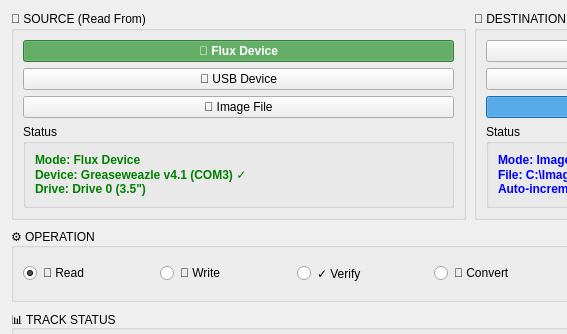
Axel051171/UnifiedFloppyTool, file forms/tab_workflow.ui: the form before one commit; both pictures show x 0 to 567 and y 0 to 334 of the 939 by 738 pixel window.
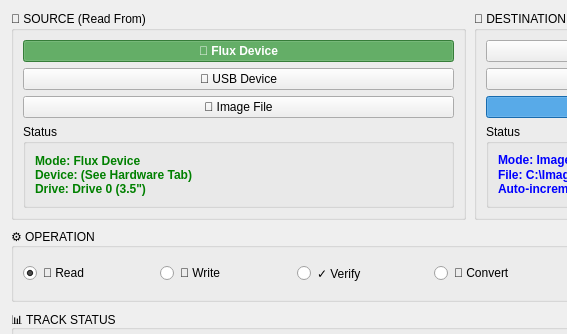
The form after the commit.

Diff of the .ui file:
```diff
--- a/forms/tab_workflow.ui
+++ b/forms/tab_workflow.ui
@@ -115,7 +115,7 @@
             <widget class="QLabel" name="labelSourceStatus">
              <property name="text">
               <string>Mode: Flux Device
-Device: Greaseweazle v4.1 (COM3) ✓
+Device: (See Hardware Tab)
 Drive: Drive 0 (3.5")</string>
              </property>
              <property name="styleSheet">
```
